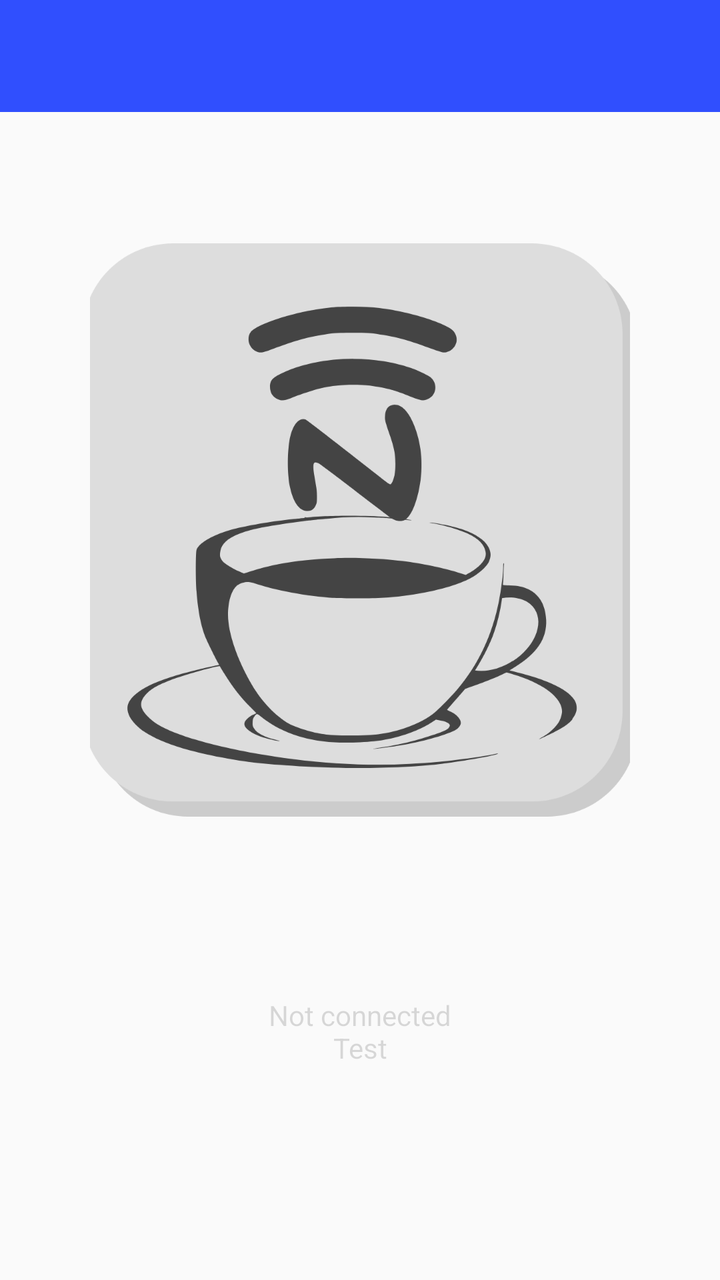
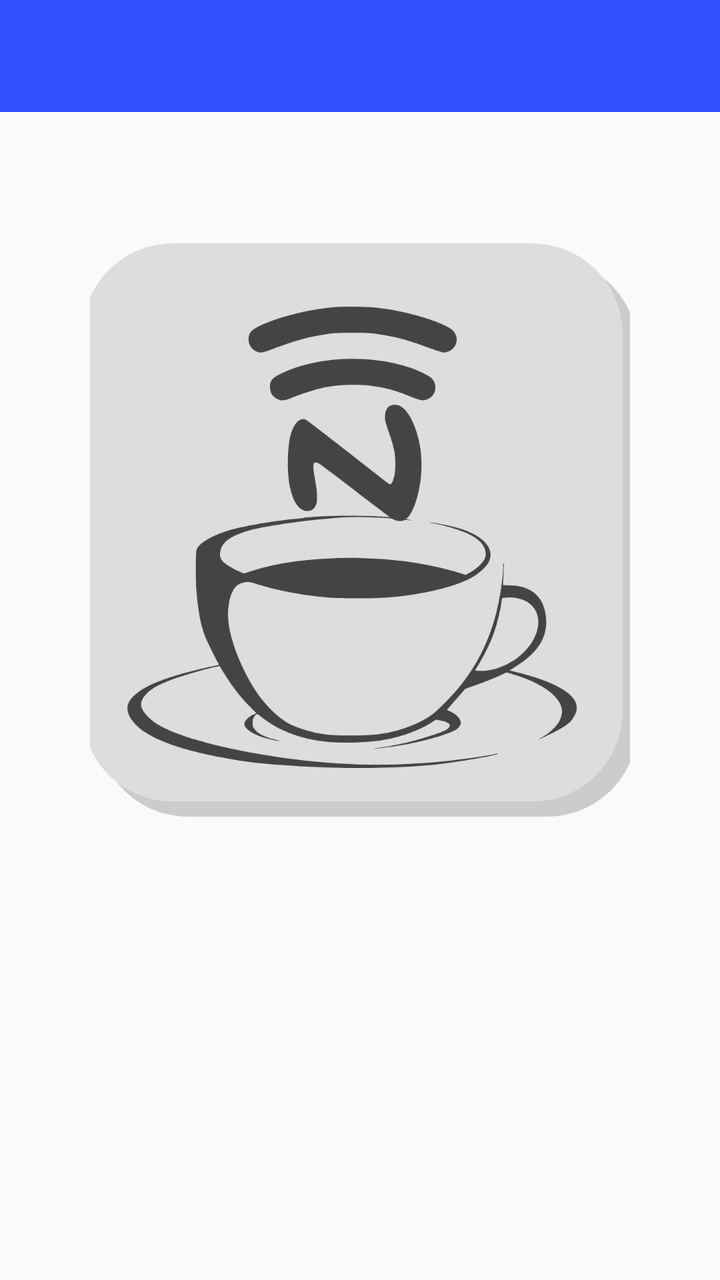

The first picture is an Android layout as it rendered before a commit; the second is the same layout after the commit. The layout source and the unified diff follow.
<!-- AndroidManifest.xml: activity theme AppTheme.NoActionBar -->
<!-- res/layout/activity_main.xml -->
<?xml version="1.0" encoding="utf-8"?>
<android.support.v4.widget.DrawerLayout xmlns:android="http://schemas.android.com/apk/res/android"
    xmlns:app="http://schemas.android.com/apk/res-auto"
    android:id="@+id/drawer_layout"
    android:layout_width="match_parent"
    android:layout_height="match_parent"
    android:fitsSystemWindows="true">

    <android.support.design.widget.CoordinatorLayout
        android:layout_width="match_parent"
        android:layout_height="match_parent">

        <android.support.design.widget.AppBarLayout
            android:layout_width="match_parent"
            android:layout_height="wrap_content"
            android:theme="@style/AppTheme.AppBarOverlay"
            app:layout_behavior="@string/appbar_scrolling_view_behavior">

            <android.support.v7.widget.Toolbar
                android:id="@+id/toolbar"
                android:layout_width="match_parent"
                android:layout_height="?attr/actionBarSize"
                app:layout_scrollFlags="scroll|enterAlways" />

        </android.support.design.widget.AppBarLayout>

        <FrameLayout
            android:id="@+id/container"
            android:layout_width="match_parent"
            android:layout_height="match_parent" >

            <LinearLayout
                android:layout_width="match_parent"
                android:layout_height="match_parent"
                android:orientation="vertical">

                <ImageButton
                    android:id="@+id/getTcpData"
                    android:layout_width="match_parent"
                    android:layout_height="wrap_content"
                    android:layout_marginTop="64dp"
                    android:backgroundTint="@android:color/transparent"
                    android:scaleX="0.75"
                    android:scaleY="0.75"
                    android:theme="@style/AppTheme"
                    app:srcCompat="@drawable/button_tcp_transfer" />

                <ScrollView
                    android:id="@+id/mScroll"
                    android:layout_width="match_parent"
                    android:layout_height="match_parent">

                    <LinearLayout
                        android:layout_width="match_parent"
                        android:layout_height="match_parent"
                        android:orientation="vertical">

                        <TextView
                            android:id="@+id/mCurrentStatus"
                            android:layout_width="match_parent"
                            android:layout_height="match_parent"
                            android:layout_marginTop="32dp"
                            android:layout_weight="1"
                            android:background="@android:color/transparent"
                            android:enabled="false"
                            android:inputType="textMultiLine"
                            android:requiresFadingEdge="vertical"
                            android:scrollbars="vertical"
                            android:text="Not connected\nTest"
                            android:textAlignment="center" />
                    </LinearLayout>
                </ScrollView>

            </LinearLayout>

        </FrameLayout>
    </android.support.design.widget.CoordinatorLayout>

    <android.support.design.widget.NavigationView
        android:id="@+id/navigation_drawer"
        android:layout_width="wrap_content"
        android:layout_height="match_parent"
        android:layout_gravity="start"
        app:headerLayout="@layout/nav_header"
        app:menu="@menu/navigation_items" />

</android.support.v4.widget.DrawerLayout>
<!-- res/layout/nav_header.xml (included above) -->
<?xml version="1.0" encoding="utf-8"?>
<LinearLayout xmlns:android="http://schemas.android.com/apk/res/android"
    xmlns:app="http://schemas.android.com/apk/res-auto"
    android:layout_width="match_parent"
    android:layout_height="@dimen/nav_header_height"
    android:background="@color/colorPrimary"
    android:gravity="bottom"
    android:orientation="vertical"
    android:paddingBottom="@dimen/activity_vertical_margin"
    android:paddingLeft="@dimen/activity_horizontal_margin"
    android:paddingRight="@dimen/activity_horizontal_margin"
    android:paddingTop="@dimen/activity_vertical_margin"
    android:theme="@style/ThemeOverlay.AppCompat.Dark">

    <ImageView
        android:id="@+id/imageView"
        android:layout_width="wrap_content"
        android:layout_height="wrap_content"
        android:paddingTop="@dimen/nav_header_vertical_spacing"
        app:srcCompat="@mipmap/ic_launcher" />

    <TextView
        android:layout_width="match_parent"
        android:layout_height="wrap_content"
        android:paddingTop="@dimen/nav_header_vertical_spacing"
        android:text="NFC Coffee"
        android:textAppearance="@style/TextAppearance.AppCompat.Body1" />

    <TextView
        android:id="@+id/textView"
        android:layout_width="wrap_content"
        android:layout_height="wrap_content"
        android:text="office@dsgmedia.ro" />

</LinearLayout>
<!-- resources referenced by this layout -->
<resources>
  <color name="colorPrimary">#304ffe</color>
  <dimen name="activity_horizontal_margin">64dp</dimen>
  <dimen name="activity_vertical_margin">16dp</dimen>
  <dimen name="nav_header_height">160dp</dimen>
  <dimen name="nav_header_vertical_spacing">16dp</dimen>
  <!-- drawable button_tcp_transfer (drawable) -->
  <?xml version="1.0" encoding="utf-8"?>
  <selector xmlns:android="http://schemas.android.com/apk/res/android">
      <item android:state_pressed="true" android:drawable="@drawable/ic_button_small_pp" />
      <item android:state_focused="true"  android:drawable="@drawable/ic_button_small_pp" />
      <item android:drawable="@drawable/ic_button_small_np" />
  </selector>
  <!-- mipmap ic_launcher: png bitmap (mipmap-hdpi, 1207 bytes) -->
  <style name="AppTheme" parent="Theme.AppCompat.Light.NoActionBar">
          
          <item name="colorPrimaryDark">@color/colorPrimaryDark</item>
          <item name="colorAccent">@color/colorAccent</item>
          <item name="windowActionBar">false</item>
          <item name="windowNoTitle">true</item>
          <item name="colorPrimary">@color/colorPrimary</item>
      </style>
  <style name="AppTheme.AppBarOverlay" parent="ThemeOverlay.AppCompat.Dark.ActionBar" />
  <style name="AppTheme.NoActionBar">
          <item name="windowActionBar">false</item>
          <item name="windowNoTitle">true</item>
          <item name="android:windowDrawsSystemBarBackgrounds">true</item>
          <item name="android:statusBarColor">@android:color/transparent</item>
      </style>
  <!-- drawable ic_button_small_pp: vector/xml drawable (drawable, 5856 chars, omitted) -->
  <!-- drawable ic_button_small_np: vector/xml drawable (drawable, 5872 chars, omitted) -->
  <color name="colorPrimaryDark">#303F9F</color>
  <color name="colorAccent">#ff4081</color>
</resources>

<!-- the commit's change to res/layout/activity_main.xml (unified diff, before → after) -->
@@ -66,8 +66,8 @@
                             android:inputType="textMultiLine"
                             android:requiresFadingEdge="vertical"
                             android:scrollbars="vertical"
-                            android:text="Not connected\nTest"
-                            android:textAlignment="center" />
+                            android:textAlignment="center"
+                            android:textColor="@android:color/black" />
                     </LinearLayout>
                 </ScrollView>
 
<!-- resource entries referenced after the edit -->
@@ -28,7 +28,7 @@
           <item name="android:windowDrawsSystemBarBackgrounds">true</item>
           <item name="android:statusBarColor">@android:color/transparent</item>
       </style>
-  <!-- drawable ic_button_small_pp: vector/xml drawable (drawable, 5856 chars, omitted) -->
+  <!-- drawable ic_button_small_pp: vector/xml drawable (drawable, 6120 chars, omitted) -->
   <!-- drawable ic_button_small_np: vector/xml drawable (drawable, 5872 chars, omitted) -->
   <color name="colorPrimaryDark">#303F9F</color>
   <color name="colorAccent">#ff4081</color>
